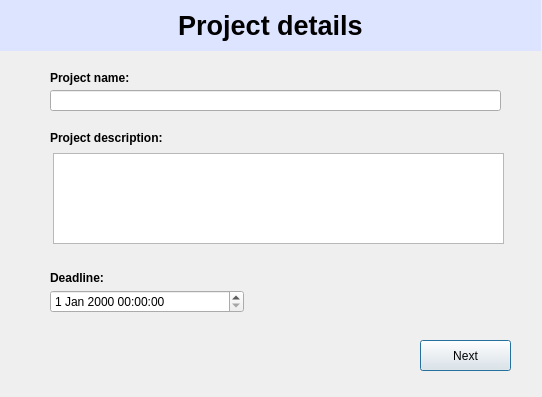
This is ui/2_Projects/ProjectCreationScreen.ui in F1l14/Software-Engineering-2025 as Qt 5 draws it before an edit. The edited form follows.
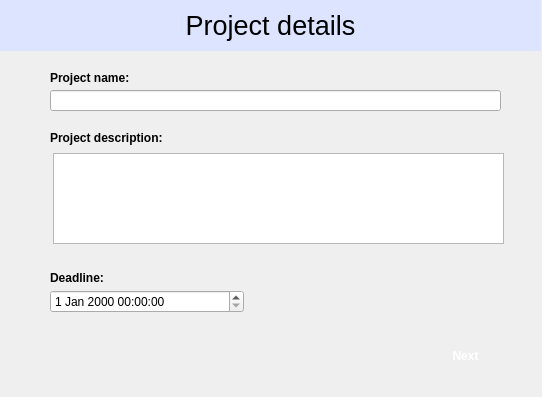
This is the edited form.

Patch:
```diff
--- a/ui/2_Projects/ProjectCreationScreen.ui
+++ b/ui/2_Projects/ProjectCreationScreen.ui
@@ -10,6 +10,11 @@
     <height>397</height>
    </rect>
   </property>
+  <property name="font">
+   <font>
+    <bold>false</bold>
+   </font>
+  </property>
   <property name="windowTitle">
    <string>Dialog</string>
   </property>
@@ -22,9 +27,24 @@
      <height>31</height>
     </rect>
    </property>
+   <property name="font">
+    <font>
+     <bold>true</bold>
+    </font>
+   </property>
+   <property name="styleSheet">
+    <string notr="true">background-color: rgb(26, 41, 255);
+color: rgb(255, 255, 255);</string>
+   </property>
    <property name="text">
     <string>Next</string>
    </property>
+   <property name="autoDefault">
+    <bool>false</bool>
+   </property>
+   <property name="flat">
+    <bool>true</bool>
+   </property>
   </widget>
   <widget class="QLineEdit" name="lineEdit">
    <property name="geometry">
@@ -48,7 +68,7 @@
    <property name="font">
     <font>
      <pointsize>20</pointsize>
-     <bold>true</bold>
+     <bold>false</bold>
     </font>
    </property>
    <property name="styleSheet">
```
Left out of the diff: 8 changed lines with no effect on the pictures.
